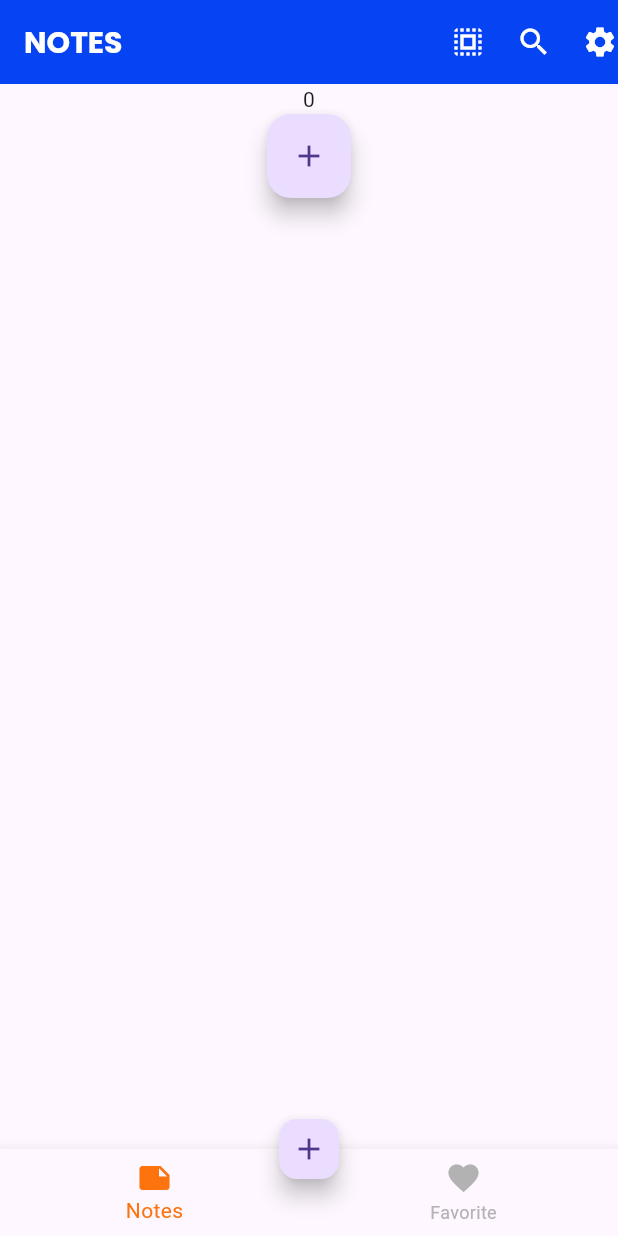
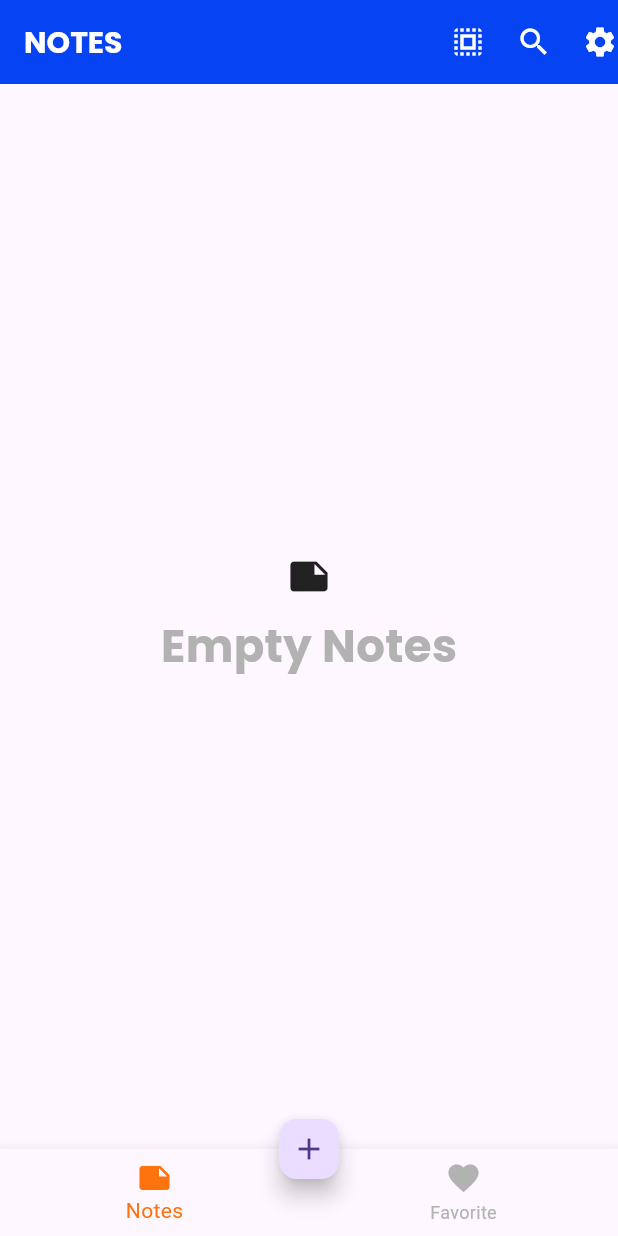
Before and after one commit to taponbiswas007/note_pad, a Flutter app: the screen it shows after launch, on a phone screen of 412 x 824 dp. Run offline on Flutter 3.47's test engine with Material 3 defaults, Android fonts, the phone set to English and light mode, and no system bars; our stand-ins replace get, google_fonts.

Commit message:
empty note is update

```diff
--- a/lib/controller/note_controller.dart
+++ b/lib/controller/note_controller.dart
@@ -1,5 +1,17 @@
 import 'package:get/get.dart';
+import 'package:note_pad/models/note_model.dart';
 
 class NoteController extends GetxController{
   int number= 0;
+  void increamentNumber(){
+    number++;
+    update();
+  }
+  List<NoteModel> notes=[
+
+  ];
+  void addnote(NoteModel note){
+    notes.add(note);
+    update();
+  }
 }
--- a/lib/main.dart
+++ b/lib/main.dart
@@ -1,4 +1,5 @@
 import 'package:flutter/material.dart';
+import 'package:get/get.dart';
 import 'package:note_pad/view/bottom_navbar.dart';
 
 void main() {
@@ -10,7 +11,7 @@ class MyApp extends StatelessWidget {
 
   @override
   Widget build(BuildContext context) {
-    return MaterialApp(
+    return GetMaterialApp(
       debugShowCheckedModeBanner: false,
       home: BottomNavBar(),
     );
--- /dev/null
+++ b/lib/models/note_model.dart
@@ -0,0 +1,7 @@
+
+class NoteModel{
+  String title;
+  String description;
+  String createAt;
+  NoteModel(this.title, this.description, this.createAt);
+}
--- a/lib/utils/all_styles.dart
+++ b/lib/utils/all_styles.dart
@@ -10,9 +10,28 @@ class AllStyle{
     fontSize: 20.0,
     fontWeight: FontWeight.bold
   );
-  static final bottomnavaritemTextstyle = TextStyle(
+  static final notetitleTextstyle = TextStyle(
+    fontFamily: GoogleFonts.poppins().fontFamily,
+    fontSize: 18.0,
+    fontWeight: FontWeight.bold,
+    color: AllColors.bluecolor
+  );
+  static final notedescriptionTextstyle = TextStyle(
     fontFamily: GoogleFonts.poppins().fontFamily,
     fontSize: 15.0,
-    fontWeight: FontWeight.bold
+    fontWeight: FontWeight.bold,
+    color: AllColors.blackcolor
+  );
+  static final dateTextstyle = TextStyle(
+    fontFamily: GoogleFonts.poppins().fontFamily,
+    fontSize: 12.0,
+    fontWeight: FontWeight.bold,
+    color: AllColors.graycolor
+  );
+  static final emptyTextstyle = TextStyle(
+    fontFamily: GoogleFonts.poppins().fontFamily,
+    fontSize: 30.0,
+    fontWeight: FontWeight.bold,
+    color: AllColors.graycolor
   );
 }
--- a/lib/view/home_page.dart
+++ b/lib/view/home_page.dart
@@ -1,12 +1,13 @@
 import 'package:flutter/material.dart';
 import 'package:get/get.dart';
 import 'package:note_pad/controller/note_controller.dart';
+import 'package:note_pad/models/note_model.dart';
 import 'package:note_pad/utils/all_colors.dart';
 import 'package:note_pad/utils/all_icons.dart';
 import 'package:note_pad/utils/all_styles.dart';
 
 class Notepage extends StatelessWidget {
-  NoteController noteController= Get.put(NoteController());
+  NoteController noteController = Get.put(NoteController());
 
   @override
   Widget build(BuildContext context) {
@@ -30,13 +31,34 @@ class Notepage extends StatelessWidget {
           AllIcons.settingsIcon
         ],
       ),
-      body: Center(
-        child: Column(
-        children: [
-          Text("0"),
-          FloatingActionButton( child: AllIcons.addIcon, onPressed: (){}),
-        ],
-      )),
+      body: GetBuilder<NoteController>(builder: (_) {
+        return
+        noteController.notes.isEmpty? Container(
+          width: Get.width,
+          child: Column(
+             mainAxisAlignment:MainAxisAlignment.center,
+             crossAxisAlignment: CrossAxisAlignment.center,
+            children: [
+            Icon(Icons.note,size: 30.0,),
+            SizedBox(height: 10.0,),
+            Text("Empty Notes",
+             style: AllStyle.emptyTextstyle,)
+          ],),
+        ) :ListView.builder(
+            itemCount: noteController.notes.length,
+            itemBuilder: (context, index) {
+              NoteModel note= noteController.notes[index];
+              return Card(
+                child: Column(
+                  children: [
+                    Text(note.title,style: AllStyle.notetitleTextstyle,),
+                    Text(note.description,style: AllStyle.notedescriptionTextstyle,),
+                    Text(note.createAt,style: AllStyle.dateTextstyle,)
+                  ],
+                ),
+              );
+            });
+      }),
     );
   }
 }
--- a/pubspec.yaml
+++ b/pubspec.yaml
@@ -35,8 +35,8 @@ dependencies:
   # The following adds the Cupertino Icons font to your application.
   # Use with the CupertinoIcons class for iOS style icons.
   cupertino_icons: ^1.0.2
+  get: ^4.6.6
   google_fonts: ^6.1.0
-  get: ^4.6.6
 
 dev_dependencies:
   flutter_test:
```
